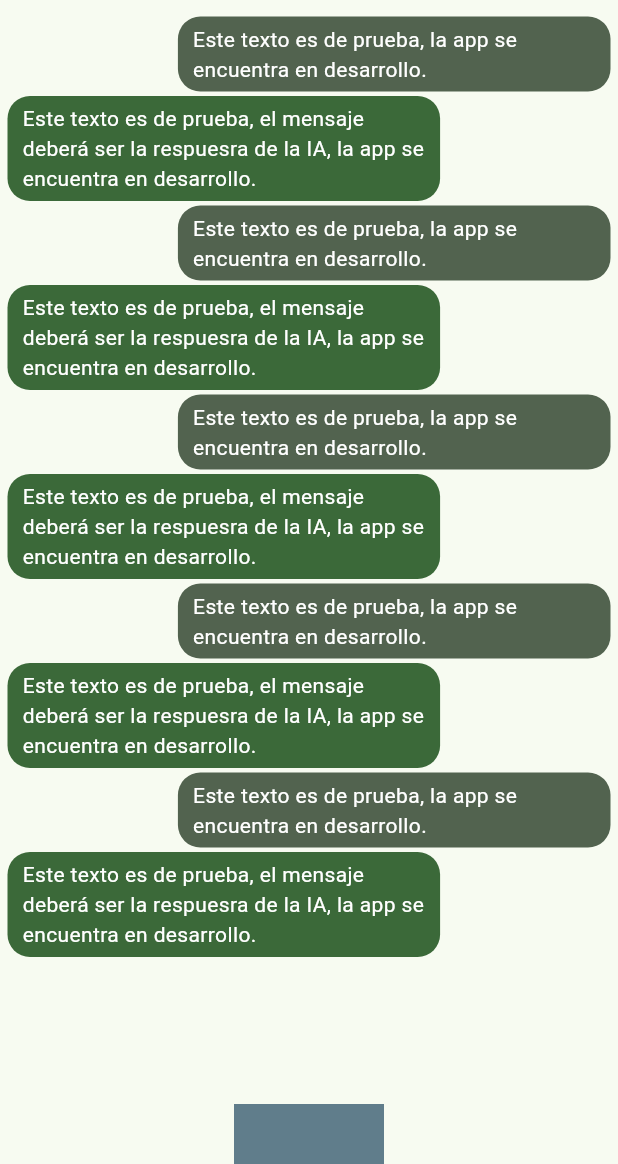
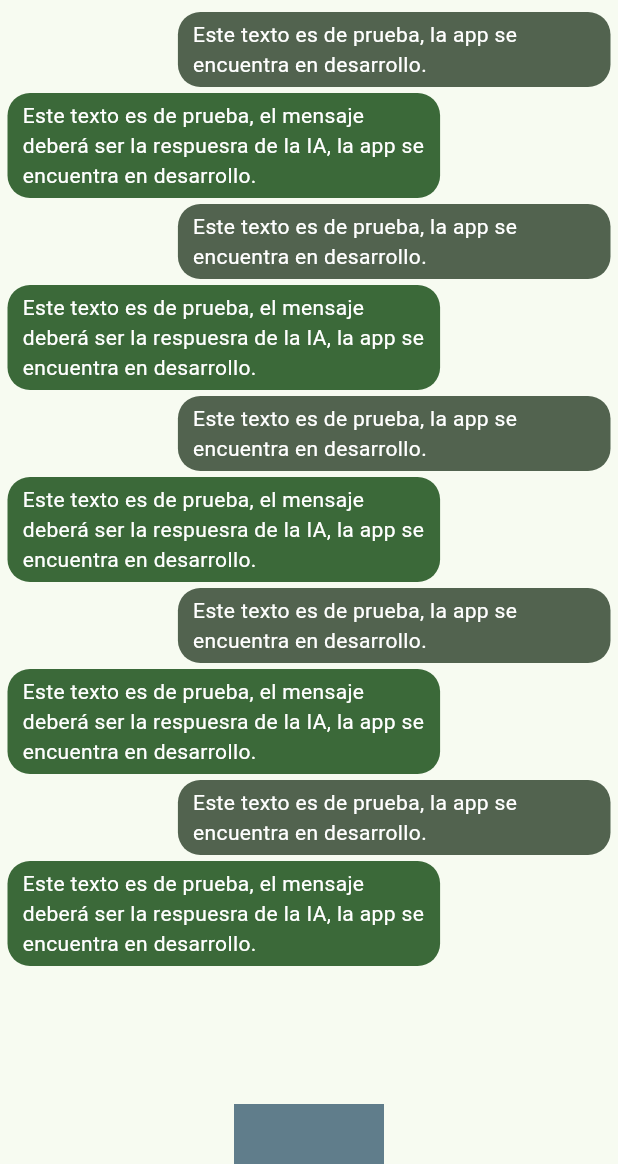
Before and after one commit to JulianBol/chatApp, a Flutter app: the screen it shows after launch, on a phone screen of 412 x 824 dp, the part 72-1236 px from its top. Run offline on Flutter 3.47's test engine with Material 3 defaults, Android fonts, the light colour scheme and no system bars; network calls fail.

Commit message:
Margin changes

```diff
--- a/lib/widgets/messageIA.dart
+++ b/lib/widgets/messageIA.dart
@@ -16,7 +16,7 @@ class MessageIA extends StatelessWidget {
       children: [
 
         Container(
-          margin: const EdgeInsets.only(top: 3),
+          margin: const EdgeInsets.only(bottom: 4),
           padding: const EdgeInsets.symmetric(vertical: 5, horizontal: 10),
           constraints: BoxConstraints(maxWidth: size.width * 0.7),
           decoration: BoxDecoration(color: colors.primary, borderRadius: BorderRadius.circular(15)),
--- a/lib/widgets/my_message.dart
+++ b/lib/widgets/my_message.dart
@@ -16,7 +16,7 @@ class MyMessage extends StatelessWidget {
       children: [
 
         Container(
-          margin: const EdgeInsets.only(top: 3),
+          margin: const EdgeInsets.only(bottom: 4),
           padding: const EdgeInsets.symmetric(vertical: 5, horizontal: 10),
           constraints: BoxConstraints(maxWidth: size.width * 0.7),
           decoration: BoxDecoration(color: colors.secondary, borderRadius: BorderRadius.circular(15)),
```
